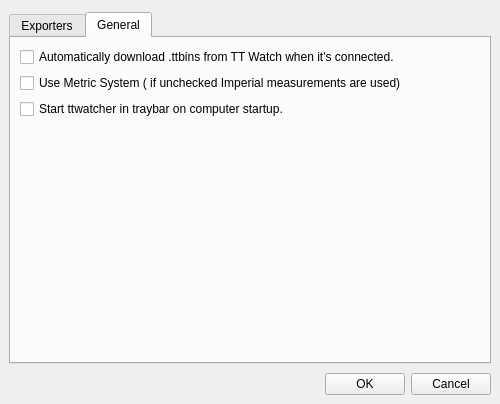
altera2015/ttwatcher, file src/settingsdialog.ui: the form before one commit.
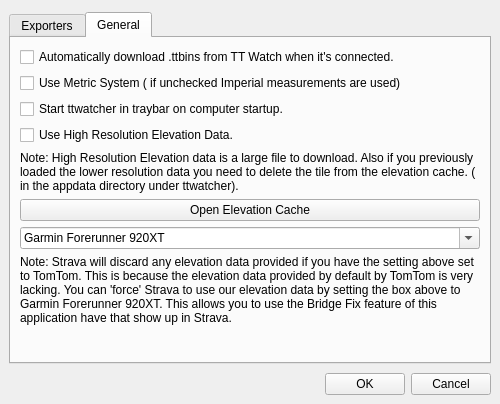
The form after the commit. Icons and pictures are not drawn.

Commit message: added bridge editor updated slippy map to have editable circles made watch descriptor configurable (so we can fool Strava into using our Elevation data from the bridges) Added setting to allow downloading of the 1/3 arc second elevation data (HUGE download)

The edit to the form file:
```diff
--- a/src/settingsdialog.ui
+++ b/src/settingsdialog.ui
@@ -184,6 +184,57 @@
          </property>
         </widget>
        </item>
+       <item>
+        <widget class="QCheckBox" name="useHighRes">
+         <property name="text">
+          <string>Use High Resolution Elevation Data.</string>
+         </property>
+        </widget>
+       </item>
+       <item>
+        <widget class="QLabel" name="label_2">
+         <property name="text">
+          <string>Note: High Resolution Elevation data is a large file to download. Also if you previously loaded the lower resolution data you need to delete the tile from the elevation cache. ( in the appdata directory under ttwatcher).</string>
+         </property>
+         <property name="wordWrap">
+          <bool>true</bool>
+         </property>
+        </widget>
+       </item>
+       <item>
+        <widget class="QPushButton" name="openElevationCacheButton">
+         <property name="text">
+          <string>Open Elevation Cache</string>
+         </property>
+        </widget>
+       </item>
+       <item>
+        <widget class="QComboBox" name="watchDescriptor">
+         <property name="editable">
+          <bool>true</bool>
+         </property>
+         <item>
+          <property name="text">
+           <string>Garmin Forerunner 920XT</string>
+          </property>
+         </item>
+         <item>
+          <property name="text">
+           <string>TomTom GPS Sport Watch</string>
+          </property>
+         </item>
+        </widget>
+       </item>
+       <item>
+        <widget class="QLabel" name="label_4">
+         <property name="text">
+          <string>Note: Strava will discard any elevation data provided if you have the setting above set to TomTom. This is because the elevation data provided by default by TomTom is very lacking. You can 'force' Strava to use our elevation data by setting the box above to Garmin Forerunner 920XT. This allows you to use the Bridge Fix feature of this application have that show up in Strava.</string>
+         </property>
+         <property name="wordWrap">
+          <bool>true</bool>
+         </property>
+        </widget>
+       </item>
        <item>
         <spacer name="verticalSpacer_2">
          <property name="orientation">
```
The commit also changes 18 other files.
